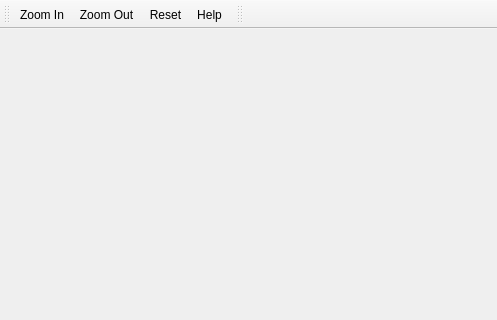
Before: the Qt Designer form src/mainwindow.ui in lijie1011/CPSS, drawn with Qt 5; both pictures show x 0 to 497 and y 0 to 320 of the 1280 by 720 pixel window.
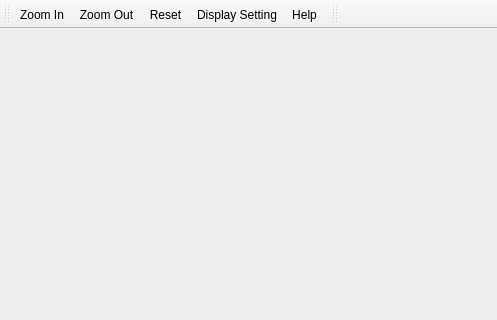
After: the same form once the commit is applied. Icons and pictures are not drawn.

```diff
--- a/src/mainwindow.ui
+++ b/src/mainwindow.ui
@@ -59,6 +59,7 @@
    <addaction name="actionZoomIn"/>
    <addaction name="actionZoomOut"/>
    <addaction name="actionReset"/>
+   <addaction name="actionDisplaySetting"/>
    <addaction name="actionHelp"/>
   </widget>
   <widget class="QToolBar" name="pluginToolBar">
@@ -97,6 +98,15 @@
     <string>R</string>
    </property>
   </action>
+  <action name="actionDisplaySetting">
+   <property name="text">
+    <string>Display Setting</string>
+   </property>
+   <property name="icon">
+    <iconset resource="icons.qrc">
+     <normaloff>:/icons/images/settings64x64t.png</normaloff>:/icons/images/settings64x64t.png</iconset>
+   </property>
+  </action>
   <action name="actionHelp">
    <property name="text">
     <string>Help</string>
```
